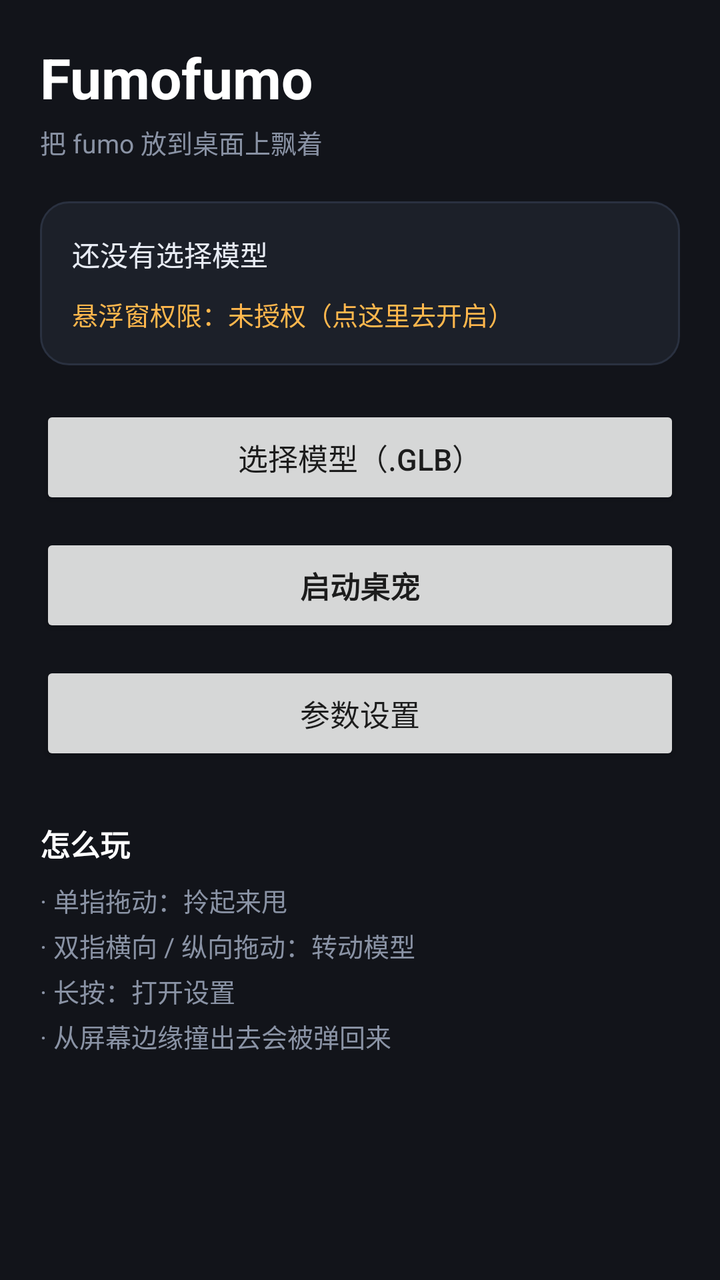
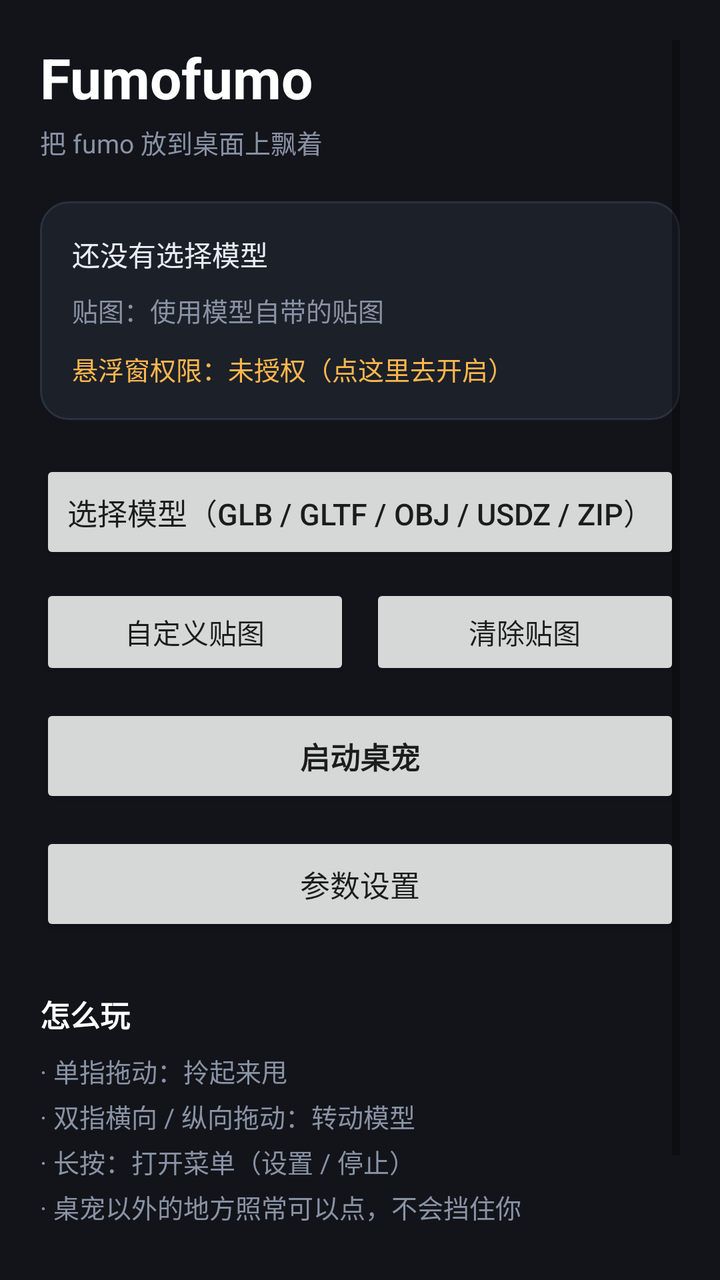

An Android layout rendered at two revisions. The XML below is the earlier revision; the diff shows what the commit changed to produce the second picture.
<!-- AndroidManifest.xml: application theme Theme.Fumofumo -->
<!-- res/layout/activity_main.xml -->
<?xml version="1.0" encoding="utf-8"?>
<ScrollView xmlns:android="http://schemas.android.com/apk/res/android"
    android:layout_width="match_parent"
    android:layout_height="match_parent"
    android:fillViewport="true"
    android:padding="20dp">

    <LinearLayout
        android:layout_width="match_parent"
        android:layout_height="wrap_content"
        android:orientation="vertical">

        <TextView
            android:layout_width="wrap_content"
            android:layout_height="wrap_content"
            android:text="@string/app_name"
            android:textColor="#FFFFFF"
            android:textSize="28sp"
            android:textStyle="bold" />

        <TextView
            android:layout_width="wrap_content"
            android:layout_height="wrap_content"
            android:layout_marginTop="4dp"
            android:text="@string/subtitle"
            android:textColor="#8A93A5"
            android:textSize="13sp" />

        <LinearLayout
            android:layout_width="match_parent"
            android:layout_height="wrap_content"
            android:layout_marginTop="20dp"
            android:background="@drawable/bg_card"
            android:orientation="vertical"
            android:padding="16dp">

            <TextView
                android:id="@+id/modelStatus"
                android:layout_width="match_parent"
                android:layout_height="wrap_content"
                android:text="@string/model_none"
                android:textColor="#E8ECF4"
                android:textSize="14sp" />

            <TextView
                android:id="@+id/overlayStatus"
                android:layout_width="match_parent"
                android:layout_height="wrap_content"
                android:layout_marginTop="10dp"
                android:text="@string/overlay_missing"
                android:textColor="#FFB74D"
                android:textSize="13sp" />

            <TextView
                android:id="@+id/notifStatus"
                android:layout_width="match_parent"
                android:layout_height="wrap_content"
                android:layout_marginTop="6dp"
                android:text="@string/notif_missing"
                android:textColor="#8A93A5"
                android:textSize="13sp"
                android:visibility="gone" />
        </LinearLayout>

        <Button
            android:id="@+id/btnPickModel"
            android:layout_width="match_parent"
            android:layout_height="52dp"
            android:layout_marginTop="20dp"
            android:text="@string/btn_pick_model"
            android:textSize="15sp" />

        <Button
            android:id="@+id/btnToggle"
            android:layout_width="match_parent"
            android:layout_height="52dp"
            android:layout_marginTop="12dp"
            android:text="@string/btn_start"
            android:textSize="15sp"
            android:textStyle="bold" />

        <Button
            android:id="@+id/btnSettings"
            android:layout_width="match_parent"
            android:layout_height="52dp"
            android:layout_marginTop="12dp"
            android:text="@string/btn_settings"
            android:textSize="15sp" />

        <TextView
            android:layout_width="wrap_content"
            android:layout_height="wrap_content"
            android:layout_marginTop="28dp"
            android:text="@string/help_title"
            android:textColor="#FFFFFF"
            android:textSize="15sp"
            android:textStyle="bold" />

        <TextView
            android:layout_width="match_parent"
            android:layout_height="wrap_content"
            android:layout_marginTop="8dp"
            android:lineSpacingExtra="4dp"
            android:text="@string/help_body"
            android:textColor="#8A93A5"
            android:textSize="13sp" />
    </LinearLayout>
</ScrollView>
<!-- resources referenced by this layout -->
<resources>
  <!-- drawable bg_card (drawable) -->
  <?xml version="1.0" encoding="utf-8"?>
  <shape xmlns:android="http://schemas.android.com/apk/res/android"
      android:shape="rectangle">
      <solid android:color="#1C2029" />
      <corners android:radius="14dp" />
      <stroke
          android:width="1dp"
          android:color="#2A3140" />
  </shape>
  <string name="app_name">Fumofumo</string>
  <string name="btn_pick_model">选择模型（.glb）</string>
  <string name="btn_settings">参数设置</string>
  <string name="btn_start">启动桌宠</string>
  <string name="help_body">· 单指拖动：拎起来甩\n· 双指横向 / 纵向拖动：转动模型\n· 长按：打开设置\n· 从屏幕边缘撞出去会被弹回来</string>
  <string name="help_title">怎么玩</string>
  <string name="model_none">还没有选择模型</string>
  <string name="notif_missing">通知权限：未授权（桌宠仍可用，但通知栏里看不到它）</string>
  <string name="overlay_missing">悬浮窗权限：未授权（点这里去开启）</string>
  <string name="subtitle">把 fumo 放到桌面上飘着</string>
  <style name="Theme.Fumofumo" parent="Theme.AppCompat.DayNight.NoActionBar">
          <item name="colorPrimary">#00BFFF</item>
          <item name="colorPrimaryDark">#0090C0</item>
          <item name="colorAccent">#00BFFF</item>
          <item name="android:windowBackground">#12141A</item>
          <item name="android:statusBarColor">#12141A</item>
      </style>
</resources>

<!-- the commit's change to res/layout/activity_main.xml (unified diff, before → after) -->
@@ -43,6 +43,15 @@
                 android:textSize="14sp" />
 
             <TextView
+                android:id="@+id/textureStatus"
+                android:layout_width="match_parent"
+                android:layout_height="wrap_content"
+                android:layout_marginTop="8dp"
+                android:text="@string/texture_none"
+                android:textColor="#8A93A5"
+                android:textSize="13sp" />
+
+            <TextView
                 android:id="@+id/overlayStatus"
                 android:layout_width="match_parent"
                 android:layout_height="wrap_content"
@@ -69,6 +78,30 @@
             android:layout_marginTop="20dp"
             android:text="@string/btn_pick_model"
             android:textSize="15sp" />
+
+        <LinearLayout
+            android:layout_width="match_parent"
+            android:layout_height="wrap_content"
+            android:layout_marginTop="10dp"
+            android:orientation="horizontal">
+
+            <Button
+                android:id="@+id/btnPickTexture"
+                android:layout_width="0dp"
+                android:layout_height="48dp"
+                android:layout_weight="1"
+                android:text="@string/btn_pick_texture"
+                android:textSize="14sp" />
+
+            <Button
+                android:id="@+id/btnClearTexture"
+                android:layout_width="0dp"
+                android:layout_height="48dp"
+                android:layout_marginStart="10dp"
+                android:layout_weight="1"
+                android:text="@string/btn_clear_texture"
+                android:textSize="14sp" />
+        </LinearLayout>
 
         <Button
             android:id="@+id/btnToggle"
@@ -104,5 +137,14 @@
             android:text="@string/help_body"
             android:textColor="#8A93A5"
             android:textSize="13sp" />
+
+        <TextView
+            android:layout_width="match_parent"
+            android:layout_height="wrap_content"
+            android:layout_marginTop="16dp"
+            android:lineSpacingExtra="4dp"
+            android:text="@string/formats_body"
+            android:textColor="#6E7787"
+            android:textSize="12sp" />
     </LinearLayout>
 </ScrollView>
<!-- resource entries referenced after the edit -->
@@ -11,15 +11,19 @@
           android:color="#2A3140" />
   </shape>
   <string name="app_name">Fumofumo</string>
-  <string name="btn_pick_model">选择模型（.glb）</string>
+  <string name="btn_clear_texture">清除贴图</string>
+  <string name="btn_pick_model">选择模型（glb / gltf / obj / usdz / zip）</string>
+  <string name="btn_pick_texture">自定义贴图</string>
   <string name="btn_settings">参数设置</string>
   <string name="btn_start">启动桌宠</string>
-  <string name="help_body">· 单指拖动：拎起来甩\n· 双指横向 / 纵向拖动：转动模型\n· 长按：打开设置\n· 从屏幕边缘撞出去会被弹回来</string>
+  <string name="formats_body">支持格式：.glb（推荐，单文件）、.gltf（需连同 .bin 一起打包成 zip）、.obj（连同 .mtl 和贴图打包成 zip）、.usdz / .usdc、.zip。扩展名被改过也能认。</string>
+  <string name="help_body">· 单指拖动：拎起来甩\n· 双指横向 / 纵向拖动：转动模型\n· 长按：打开菜单（设置 / 停止）\n· 桌宠以外的地方照常可以点，不会挡住你</string>
   <string name="help_title">怎么玩</string>
   <string name="model_none">还没有选择模型</string>
   <string name="notif_missing">通知权限：未授权（桌宠仍可用，但通知栏里看不到它）</string>
   <string name="overlay_missing">悬浮窗权限：未授权（点这里去开启）</string>
   <string name="subtitle">把 fumo 放到桌面上飘着</string>
+  <string name="texture_none">贴图：使用模型自带的贴图</string>
   <style name="Theme.Fumofumo" parent="Theme.AppCompat.DayNight.NoActionBar">
           <item name="colorPrimary">#00BFFF</item>
           <item name="colorPrimaryDark">#0090C0</item>
